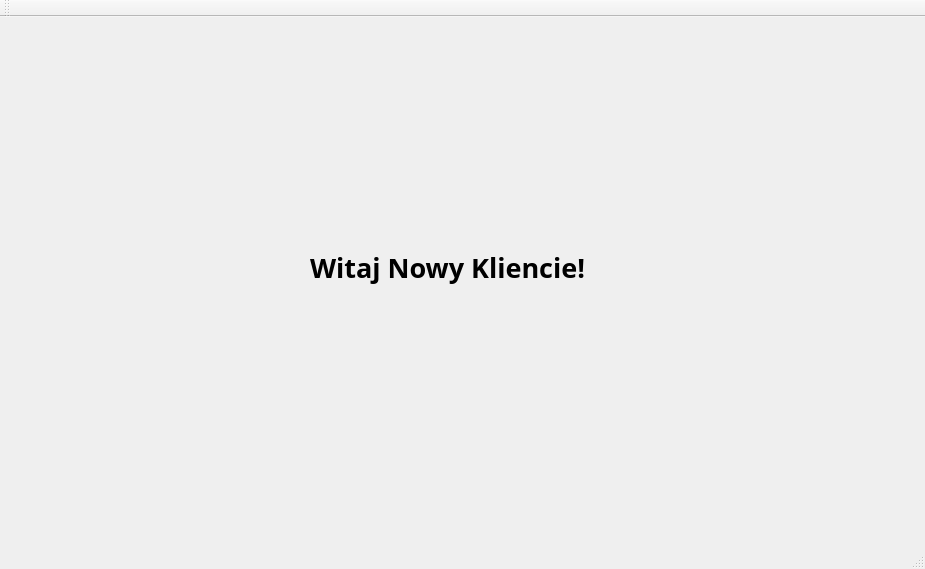
pSus365/BankSimulator, file BankSoftware/BankSoftware/NewClientSignUp.ui: the form before one commit.
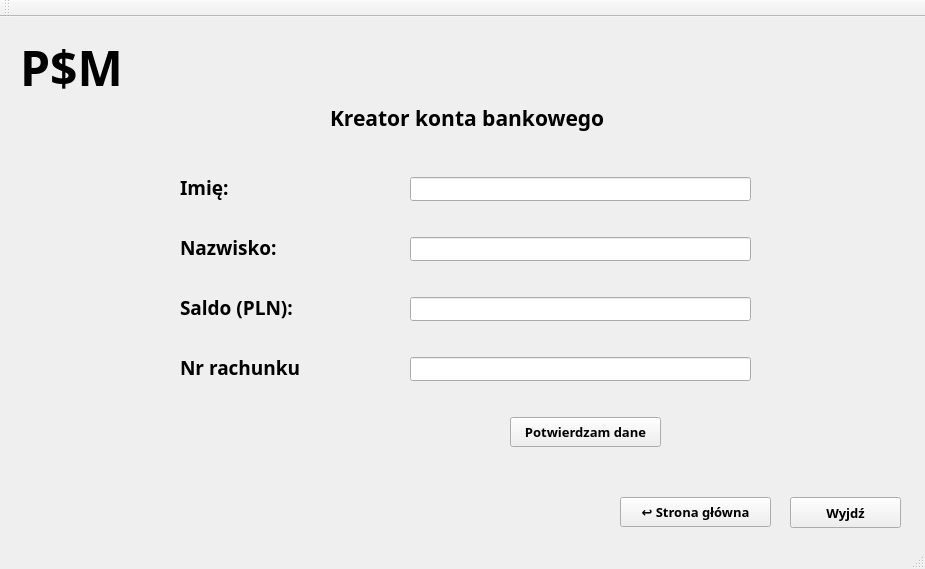
The form after the commit.

Commit message: featur-new-client-page-buttons

What changed in the file:
```diff
--- a/BankSoftware/BankSoftware/NewClientSignUp.ui
+++ b/BankSoftware/BankSoftware/NewClientSignUp.ui
@@ -17,21 +17,249 @@
    <widget class="QLabel" name="label">
     <property name="geometry">
      <rect>
-      <x>310</x>
-      <y>200</y>
-      <width>331</width>
-      <height>101</height>
+      <x>180</x>
+      <y>150</y>
+      <width>171</width>
+      <height>41</height>
      </rect>
     </property>
     <property name="font">
      <font>
       <family>Arial Black</family>
-      <pointsize>20</pointsize>
+      <pointsize>14</pointsize>
       <bold>true</bold>
      </font>
     </property>
     <property name="text">
-     <string>Witaj Nowy Kliencie!</string>
+     <string>Imię:</string>
+    </property>
+   </widget>
+   <widget class="QLabel" name="label_2">
+    <property name="geometry">
+     <rect>
+      <x>180</x>
+      <y>210</y>
+      <width>171</width>
+      <height>41</height>
+     </rect>
+    </property>
+    <property name="font">
+     <font>
+      <family>Arial Black</family>
+      <pointsize>14</pointsize>
+      <bold>true</bold>
+     </font>
+    </property>
+    <property name="text">
+     <string>Nazwisko:</string>
+    </property>
+   </widget>
+   <widget class="QLabel" name="label_3">
+    <property name="geometry">
+     <rect>
+      <x>180</x>
+      <y>270</y>
+      <width>171</width>
+      <height>41</height>
+     </rect>
+    </property>
+    <property name="font">
+     <font>
+      <family>Arial Black</family>
+      <pointsize>14</pointsize>
+      <bold>true</bold>
+     </font>
+    </property>
+    <property name="text">
+     <string>Saldo (PLN):</string>
+    </property>
+   </widget>
+   <widget class="QLabel" name="label_4">
+    <property name="geometry">
+     <rect>
+      <x>180</x>
+      <y>330</y>
+      <width>171</width>
+      <height>41</height>
+     </rect>
+    </property>
+    <property name="font">
+     <font>
+      <family>Arial Black</family>
+      <pointsize>14</pointsize>
+      <bold>true</bold>
+     </font>
+    </property>
+    <property name="text">
+     <string>Nr rachunku </string>
+    </property>
+   </widget>
+   <widget class="QLabel" name="time_display_3">
+    <property name="geometry">
+     <rect>
+      <x>20</x>
+      <y>20</y>
+      <width>131</width>
+      <height>61</height>
+     </rect>
+    </property>
+    <property name="font">
+     <font>
+      <family>Arial Black</family>
+      <pointsize>36</pointsize>
+      <bold>true</bold>
+     </font>
+    </property>
+    <property name="text">
+     <string>P$M</string>
+    </property>
+   </widget>
+   <widget class="QLineEdit" name="lineEdit_new_imie">
+    <property name="geometry">
+     <rect>
+      <x>410</x>
+      <y>160</y>
+      <width>341</width>
+      <height>24</height>
+     </rect>
+    </property>
+    <property name="font">
+     <font>
+      <family>Courier New</family>
+      <pointsize>14</pointsize>
+      <bold>true</bold>
+     </font>
+    </property>
+   </widget>
+   <widget class="QLineEdit" name="lineEdit_new_nazwisko">
+    <property name="geometry">
+     <rect>
+      <x>410</x>
+      <y>220</y>
+      <width>341</width>
+      <height>24</height>
+     </rect>
+    </property>
+    <property name="font">
+     <font>
+      <family>Courier New</family>
+      <pointsize>14</pointsize>
+      <bold>true</bold>
+     </font>
+    </property>
+   </widget>
+   <widget class="QLineEdit" name="lineEdit_slado">
+    <property name="geometry">
+     <rect>
+      <x>410</x>
+      <y>280</y>
+      <width>341</width>
+      <height>24</height>
+     </rect>
+    </property>
+    <property name="font">
+     <font>
+      <family>Courier New</family>
+      <pointsize>14</pointsize>
+      <bold>true</bold>
+     </font>
+    </property>
+   </widget>
+   <widget class="QLineEdit" name="lineEdit_nr_rach">
+    <property name="geometry">
+     <rect>
+      <x>410</x>
+      <y>340</y>
+      <width>341</width>
+      <height>24</height>
+     </rect>
+    </property>
+    <property name="font">
+     <font>
+      <family>Courier New</family>
+      <pointsize>14</pointsize>
+      <bold>true</bold>
+     </font>
+    </property>
+   </widget>
+   <widget class="QPushButton" name="home_page_button">
+    <property name="geometry">
+     <rect>
+      <x>620</x>
+      <y>480</y>
+      <width>151</width>
+      <height>30</height>
+     </rect>
+    </property>
+    <property name="font">
+     <font>
+      <family>Arial Black</family>
+      <pointsize>10</pointsize>
+      <bold>true</bold>
+     </font>
+    </property>
+    <property name="text">
+     <string>↩ Strona główna</string>
+    </property>
+   </widget>
+   <widget class="QPushButton" name="sp_exit_button">
+    <property name="geometry">
+     <rect>
+      <x>790</x>
+      <y>480</y>
+      <width>111</width>
+      <height>31</height>
+     </rect>
+    </property>
+    <property name="font">
+     <font>
+      <family>Arial Black</family>
+      <pointsize>10</pointsize>
+      <bold>true</bold>
+     </font>
+    </property>
+    <property name="text">
+     <string>Wyjdź</string>
+    </property>
+   </widget>
+   <widget class="QLabel" name="label_sp_hello">
+    <property name="geometry">
+     <rect>
+      <x>330</x>
+      <y>80</y>
+      <width>301</width>
+      <height>41</height>
+     </rect>
+    </property>
+    <property name="font">
+     <font>
+      <family>Arial Black</family>
+      <pointsize>16</pointsize>
+      <bold>true</bold>
+     </font>
+    </property>
+    <property name="text">
+     <string>Kreator konta bankowego</string>
+    </property>
+   </widget>
+   <widget class="QPushButton" name="confirm_new_client_button">
+    <property name="geometry">
+     <rect>
+      <x>510</x>
+      <y>400</y>
+      <width>151</width>
+      <height>30</height>
+     </rect>
+    </property>
+    <property name="font">
+     <font>
+      <family>Arial Black</family>
+      <pointsize>10</pointsize>
+      <bold>true</bold>
+     </font>
+    </property>
+    <property name="text">
+     <string>Potwierdzam dane</string>
     </property>
    </widget>
   </widget>
```
Left out of the diff: 39 changed lines with no effect on the pictures. The commit also changes 3 other files.
